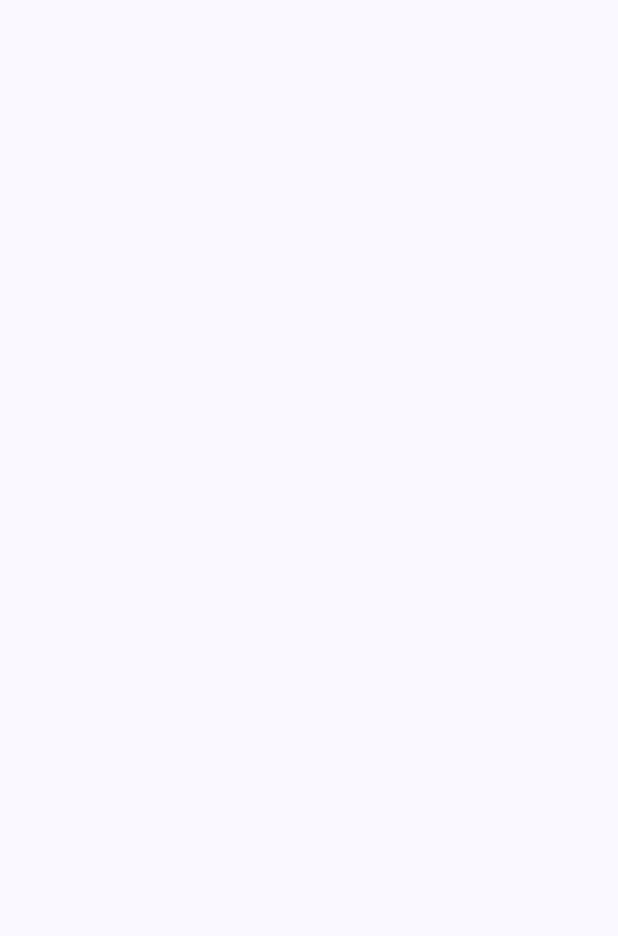
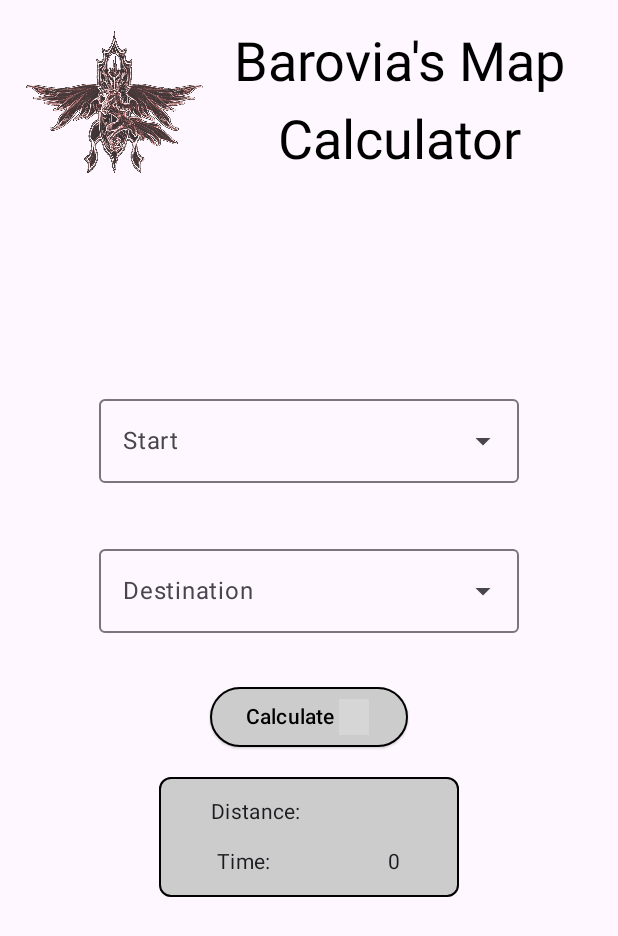
Before and after one commit to Bosurgi/Curse-Of-Strahd-Map-Tracker, an Android app built with Jetpack Compose: the screen it shows after launch (MainActivity), on a phone screen of 412 x 824 dp. Before the commit the part shown is empty. Shown: the top 936 px of the screen. Run offline under Robolectric (Android 15) with nearby library versions, the phone set to English and light mode, and no system bars; grey boxes are pictures that could not be loaded.

Commit message:
feat: UI Layout implemented (#2)
* feat: Added basic layout and dropDownMenu (#1)

* feat: Distance Box added (#1)

* chore: Logo Added

* feat: Calculate Button added (#1)

* feat: Added border to button (#1)

```diff
--- a/app/src/main/java/com/example/cosmaptracker/MainActivity.kt
+++ b/app/src/main/java/com/example/cosmaptracker/MainActivity.kt
@@ -10,21 +10,15 @@ import androidx.compose.material3.Text
 import androidx.compose.runtime.Composable
 import androidx.compose.ui.Modifier
 import androidx.compose.ui.tooling.preview.Preview
+import com.example.cosmaptracker.ui.screens.home
 import com.example.cosmaptracker.ui.theme.CoSMapTrackerTheme
 
 class MainActivity : ComponentActivity() {
     override fun onCreate(savedInstanceState: Bundle?) {
         super.onCreate(savedInstanceState)
         setContent {
-            CoSMapTrackerTheme {
-                // A surface container using the 'background' color from the theme
-                Surface(
-                    modifier = Modifier.fillMaxSize(),
-                    color = MaterialTheme.colorScheme.background
-                ) {
+            home()
 
-                }
-            }
         }
     }
 }
--- /dev/null
+++ b/app/src/main/java/com/example/cosmaptracker/ui/composable/CalculateButton.kt
@@ -0,0 +1,51 @@
+package com.example.cosmaptracker.ui.composable
+
+import androidx.compose.foundation.BorderStroke
+import androidx.compose.foundation.border
+import androidx.compose.foundation.layout.padding
+import androidx.compose.foundation.layout.size
+import androidx.compose.material3.ButtonDefaults
+import androidx.compose.material3.ElevatedButton
+import androidx.compose.material3.Icon
+import androidx.compose.material3.Text
+import androidx.compose.runtime.Composable
+import androidx.compose.ui.Modifier
+import androidx.compose.ui.draw.clip
+import androidx.compose.ui.draw.clipToBounds
+import androidx.compose.ui.graphics.Color
+import androidx.compose.ui.res.painterResource
+import androidx.compose.ui.tooling.preview.Preview
+import androidx.compose.ui.unit.dp
+import com.example.cosmaptracker.R
+
+@Composable
+fun CalculateButton(onClick: () -> Unit) {
+    ElevatedButton(
+        onClick = { onClick() },
+        colors = ButtonDefaults.elevatedButtonColors(
+            containerColor = Color.LightGray,
+            contentColor = Color.Black,
+        ),
+        border = BorderStroke(
+            width = 1.dp,
+            color = Color.Black,
+        ),
+        modifier = Modifier.padding(vertical = 16.dp)
+    ) {
+        Text(text = "Calculate")
+        Icon(
+            painter = painterResource(id = R.drawable.calculator),
+            modifier = Modifier
+                .size(width = 24.dp, height = 24.dp)
+                .padding(horizontal = 2.dp),
+            contentDescription = null,
+            tint = Color.Black,
+        )
+    }
+}
+
+@Composable
+@Preview
+fun CalculateButtonPreview() {
+    CalculateButton(onClick = {})
+}
--- /dev/null
+++ b/app/src/main/java/com/example/cosmaptracker/ui/composable/DistanceBox.kt
@@ -0,0 +1,82 @@
+package com.example.cosmaptracker.ui.composable
+
+import androidx.compose.foundation.background
+import androidx.compose.foundation.border
+import androidx.compose.foundation.layout.Arrangement
+import androidx.compose.foundation.layout.Column
+import androidx.compose.foundation.layout.Row
+import androidx.compose.foundation.layout.fillMaxWidth
+import androidx.compose.foundation.layout.size
+import androidx.compose.material3.MaterialTheme
+import androidx.compose.material3.Text
+import androidx.compose.runtime.Composable
+import androidx.compose.ui.Alignment
+import androidx.compose.ui.Modifier
+import androidx.compose.ui.graphics.Color
+import androidx.compose.ui.text.style.TextAlign
+import androidx.compose.ui.tooling.preview.Preview
+import androidx.compose.ui.unit.dp
+
+@Composable
+fun distanceBox(distance: String, time: Int) {
+
+    Column(
+        modifier = Modifier
+            .border(width = 1.dp, color = Color.Black, shape = MaterialTheme.shapes.small)
+            .background(Color.LightGray, shape = MaterialTheme.shapes.small)
+            .size(200.dp, 80.dp),
+        // Space between the two elements are spaced evenly
+        verticalArrangement = Arrangement.SpaceEvenly,
+        horizontalAlignment = Alignment.CenterHorizontally,
+    ) {
+
+        // First Row - Distance
+        Row(
+            modifier = Modifier
+                .fillMaxWidth(),
+            horizontalArrangement = Arrangement.SpaceAround
+        ) {
+
+            // Distance - Description
+            Text(
+                textAlign = TextAlign.Justify,
+                text = "Distance:",
+                style = MaterialTheme.typography.bodyMedium,
+            )
+
+            // Distance - Value
+            Text(
+                textAlign = TextAlign.Justify,
+                text = distance,
+                style = MaterialTheme.typography.bodyMedium,
+            )
+        }
+        // Second Row - Time
+        Row(
+            modifier = Modifier
+                .fillMaxWidth(),
+            horizontalArrangement = Arrangement.SpaceAround
+        ) {
+
+            // Time - Description
+            Text(
+                textAlign = TextAlign.Justify,
+                text = "Time:",
+                style = MaterialTheme.typography.bodyMedium
+            )
+
+            // Time - Value
+            Text(
+                textAlign = TextAlign.Justify,
+                text = time.toString(),
+                style = MaterialTheme.typography.bodyMedium,
+            )
+        }
+    }
+}
+
+@Composable
+@Preview
+fun distanceBoxPreview() {
+    distanceBox("10km", 10)
+}
--- /dev/null
+++ b/app/src/main/java/com/example/cosmaptracker/ui/composable/DropDownMenu.kt
@@ -0,0 +1,136 @@
+package com.example.cosmaptracker.ui.composable
+
+import androidx.compose.foundation.background
+import androidx.compose.foundation.layout.Box
+import androidx.compose.foundation.layout.Column
+import androidx.compose.foundation.layout.fillMaxWidth
+import androidx.compose.foundation.layout.padding
+import androidx.compose.material3.DropdownMenuItem
+import androidx.compose.material3.ExperimentalMaterial3Api
+import androidx.compose.material3.ExposedDropdownMenuBox
+import androidx.compose.material3.ExposedDropdownMenuDefaults
+import androidx.compose.material3.MaterialTheme
+import androidx.compose.material3.OutlinedTextField
+import androidx.compose.material3.Text
+import androidx.compose.runtime.Composable
+import androidx.compose.runtime.CompositionLocalProvider
+import androidx.compose.runtime.getValue
+import androidx.compose.runtime.mutableStateOf
+import androidx.compose.runtime.remember
+import androidx.compose.runtime.setValue
+import androidx.compose.ui.Alignment
+import androidx.compose.ui.ExperimentalComposeUiApi
+import androidx.compose.ui.Modifier
+import androidx.compose.ui.platform.LocalTextInputService
+import androidx.compose.ui.tooling.preview.Preview
+import androidx.compose.ui.unit.dp
+
+@OptIn(ExperimentalMaterial3Api::class, ExperimentalComposeUiApi::class)
+@Composable
+fun dropDownMenu() {
+    // The List to display - Fake data for now
+    var locations = listOf<String>("Location 1", "Location 2", "Location 3")
+
+    var isStartExpanded by remember { mutableStateOf(false) }
+    var isDestinationExpanded by remember { mutableStateOf(false) }
+
+    var startLocation by remember { mutableStateOf("") }
+    var endLocation by remember { mutableStateOf("") }
+
+
+    Column(modifier = Modifier.padding(16.dp)
+        .fillMaxWidth(),
+        horizontalAlignment = Alignment.CenterHorizontally,
+
+    ) {
+        // DropDown Menu displaying the starting location
+        ExposedDropdownMenuBox(
+            expanded = isStartExpanded,
+            onExpandedChange = { expanded -> isStartExpanded = expanded },
+            // Adding some distance between the two DropDown Menus
+            modifier = Modifier.padding(top = 16.dp, bottom = 36.dp)
+        ) {
+            // Wrapping into CompositionLocalProvider to prevent Keyboard to open
+            CompositionLocalProvider(LocalTextInputService provides null) {
+                OutlinedTextField(
+                    value = startLocation,
+                    readOnly = true,
+                    onValueChange = { startLocation = it },
+                    trailingIcon = { ExposedDropdownMenuDefaults.TrailingIcon(expanded = isStartExpanded) },
+                    label = { Text("Start") },
+                    placeholder = { Text("Select the starting location") },
+                    colors = ExposedDropdownMenuDefaults.outlinedTextFieldColors(),
+                    modifier = Modifier
+                        .menuAnchor(),
+                )
+            }
+            ExposedDropdownMenu(
+                expanded = isStartExpanded,
+                onDismissRequest = {
+                    isStartExpanded = false
+                },
+                modifier = Modifier.background(color = MaterialTheme.colorScheme.background)
+            )
+            {
+                /* TODO: Add the list of locations here
+                * For loop for each location and create the items or LazyColumn
+                */
+                locations.forEachIndexed { index, location ->
+                    DropdownMenuItem(
+                        text = { Text(location) },
+                        onClick = { startLocation = location; isStartExpanded = false })
+                }
+
+            }
+        } // End of ExposedDropdownMenuBox
+
+        // DropDown Menu displaying the destination location
+        ExposedDropdownMenuBox(expanded = isDestinationExpanded,
+            onExpandedChange = { expanded ->
+                isDestinationExpanded = expanded
+
+            }
+        ) {
+            // Wrapping into CompositionLocalProvider to prevent Keyboard to open
+            CompositionLocalProvider(LocalTextInputService provides null) {
+                OutlinedTextField(
+                    value = endLocation,
+                    readOnly = true,
+                    onValueChange = { endLocation = it },
+                    trailingIcon = { ExposedDropdownMenuDefaults.TrailingIcon(expanded = isDestinationExpanded) },
+                    label = { Text("Destination") },
+                    placeholder = { Text("Select the destination") },
+                    colors = ExposedDropdownMenuDefaults.outlinedTextFieldColors(),
+                    modifier = Modifier
+                        .menuAnchor(),
+                )
+            }
+            ExposedDropdownMenu(
+                expanded = isDestinationExpanded,
+                onDismissRequest = {
+                    isDestinationExpanded = false
+                },
+                modifier = Modifier.background(color = MaterialTheme.colorScheme.background)
+            )
+            {
+                /* TODO: Add the list of locations here
+                * For loop for each location and create the items or LazyColumn
+                */
+                locations.forEachIndexed { index, location ->
+                    DropdownMenuItem(
+                        text = { Text(location) },
+                        onClick = { endLocation = location; isDestinationExpanded = false })
+                }
+            }
+        } // End of ExposedDropdownMenuBox
+
+    } // End of Column
+
+} // End of dropDownMenu
+
+
+@Composable
+@Preview
+fun dropDownMenuPreview() {
+    dropDownMenu()
+}
--- /dev/null
+++ b/app/src/main/java/com/example/cosmaptracker/ui/composable/Title.kt
@@ -0,0 +1,68 @@
+package com.example.cosmaptracker.ui.screens
+
+import androidx.compose.foundation.Image
+import androidx.compose.foundation.background
+import androidx.compose.foundation.isSystemInDarkTheme
+import androidx.compose.foundation.layout.Row
+import androidx.compose.foundation.layout.fillMaxSize
+import androidx.compose.foundation.layout.padding
+import androidx.compose.foundation.layout.paddingFromBaseline
+import androidx.compose.foundation.layout.size
+import androidx.compose.material3.MaterialTheme
+import androidx.compose.material3.Surface
+import androidx.compose.material3.Text
+import androidx.compose.runtime.Composable
+import androidx.compose.ui.Alignment
+import androidx.compose.ui.Modifier
+import androidx.compose.ui.graphics.Color
+import androidx.compose.ui.layout.ContentScale
+import androidx.compose.ui.res.painterResource
+import androidx.compose.ui.res.stringResource
+import androidx.compose.ui.text.style.TextAlign
+import androidx.compose.ui.tooling.preview.Preview
+import androidx.compose.ui.unit.dp
+import androidx.compose.ui.unit.sp
+import com.example.cosmaptracker.R
+
+@Composable
+fun homeHeader() {
+    Surface {
+
+
+        val uiColour = if (isSystemInDarkTheme()) Color.White else Color.Black
+
+        Row {
+            Image(
+                painter = painterResource(id = R.drawable.strahdfamilycrest),
+                contentDescription = null,
+                modifier = Modifier
+                    .size(136.dp)
+                    .fillMaxSize()
+                    .background(Color.Transparent)
+                    .align(Alignment.CenterVertically)
+                    .padding(start = 16.dp),
+                alpha = 0.8f,
+                contentScale = ContentScale.FillWidth,
+            )
+            Text(
+                modifier = Modifier
+                    .padding(end = 16.dp)
+                    .paddingFromBaseline(top = 24.dp, bottom = 8.dp)
+                    .align(Alignment.CenterVertically),
+
+                text = stringResource(id = R.string.home_message),
+                fontSize = 36.sp,
+                color = uiColour,
+                textAlign = TextAlign.Center,
+                style = MaterialTheme.typography.displayMedium,
+            )
+        }
+    }
+
+}
+
+@Preview
+@Composable
+fun headerPreview() {
+    homeHeader()
+}
--- /dev/null
+++ b/app/src/main/java/com/example/cosmaptracker/ui/screens/Home.kt
@@ -0,0 +1,45 @@
+package com.example.cosmaptracker.ui.screens
+
+import androidx.compose.foundation.layout.Box
+import androidx.compose.foundation.layout.Column
+import androidx.compose.foundation.layout.fillMaxSize
+import androidx.compose.material3.Surface
+import androidx.compose.runtime.Composable
+import androidx.compose.ui.Alignment
+import androidx.compose.ui.Modifier
+import androidx.compose.ui.tooling.preview.Preview
+import com.example.cosmaptracker.ui.composable.CalculateButton
+import com.example.cosmaptracker.ui.composable.distanceBox
+import com.example.cosmaptracker.ui.composable.dropDownMenu
+
+@Composable
+fun home() {
+    Surface {
+        Box(modifier = Modifier.fillMaxSize()) {
+            homeHeader()
+
+            Column(
+                modifier = Modifier
+                    .align(Alignment.Center),
+                horizontalAlignment = Alignment.CenterHorizontally,
+
+                )
+            {
+                dropDownMenu()
+                CalculateButton {
+
+                }
+
+                distanceBox(distance = "", time = 0)
+            }
+
+
+        }
+    }
+}
+
+@Composable
+@Preview
+fun homePreview() {
+    home()
+}
--- a/app/src/main/res/values/strings.xml
+++ b/app/src/main/res/values/strings.xml
@@ -1,3 +1,4 @@
 <resources>
     <string name="app_name">CoS Map Tracker</string>
+    <string name="home_message">Barovia\'s Map Calculator</string>
 </resources>
```
Also changed, not shown: app/src/main/res/drawable/strahdfamilycrest.png (added).
